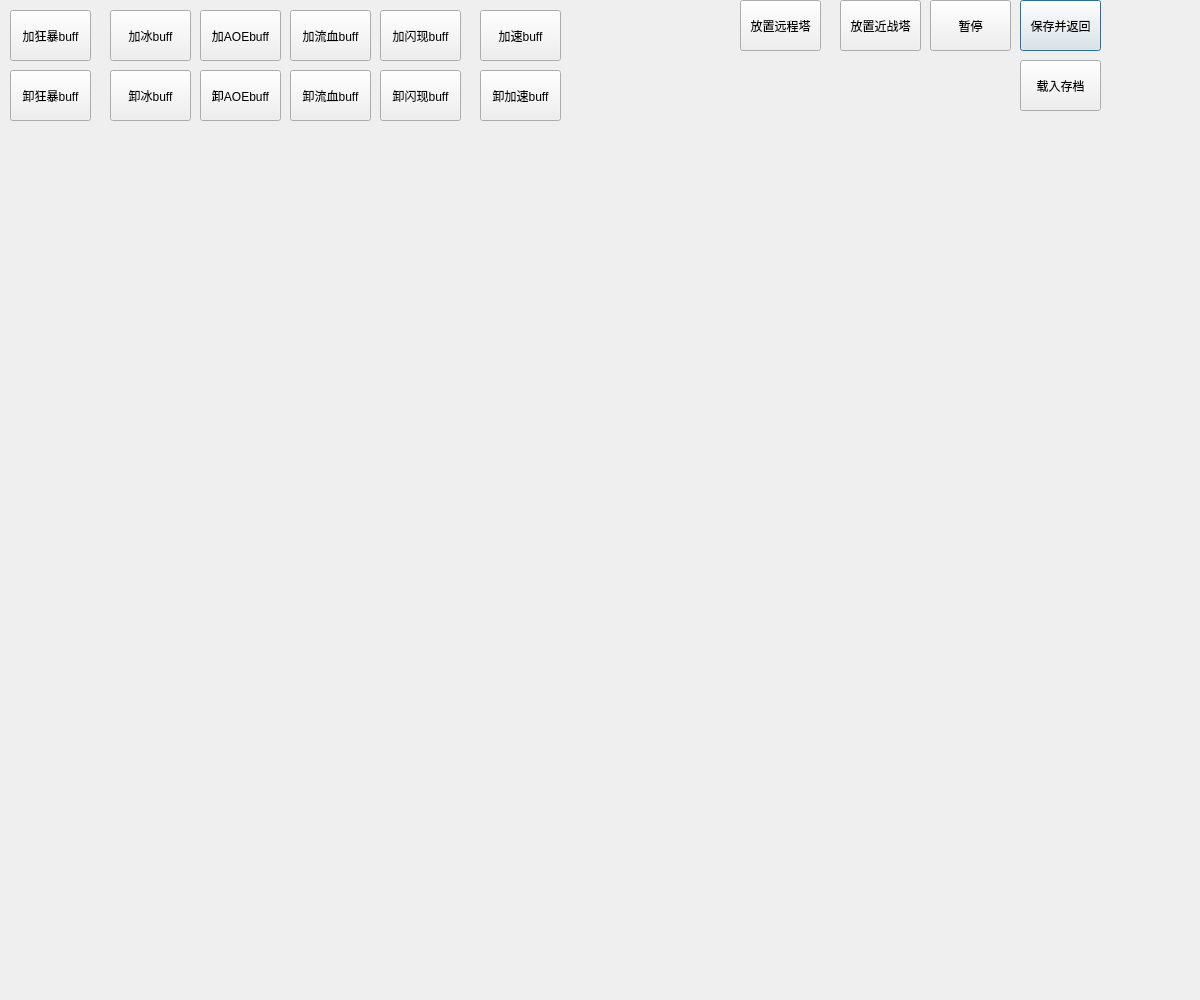
Above: forms/gamewindow.ui from Loganloxsins/Inner-TD-Tale before the change. Below: the same form after it.
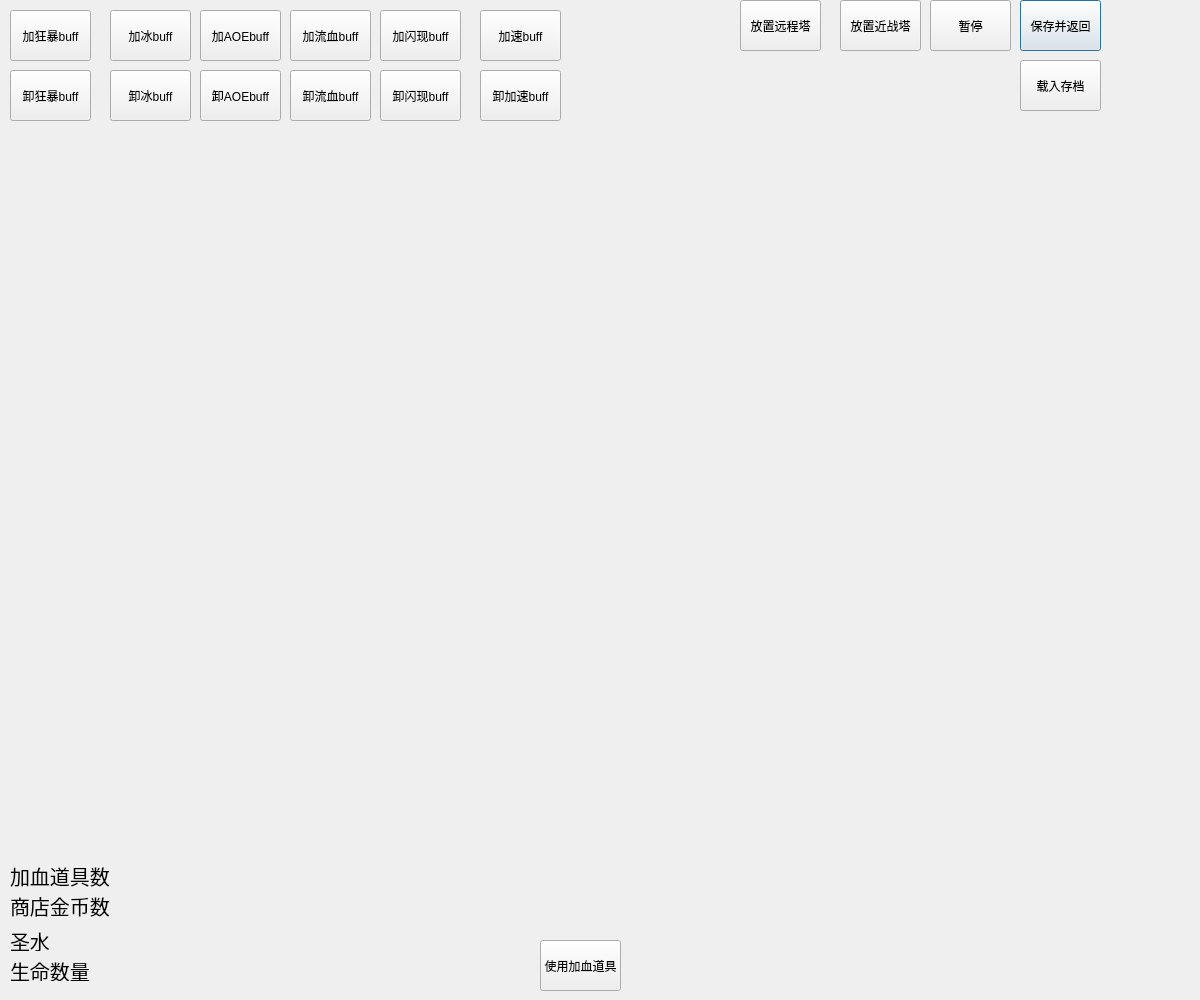
That is the form after the change.

Commit message: feat：商店道具功能，完结

What changed in the file:
```diff
--- a/forms/gamewindow.ui
+++ b/forms/gamewindow.ui
@@ -234,6 +234,91 @@
     <string>载入存档</string>
    </property>
   </widget>
+  <widget class="QLabel" name="label_Heart">
+   <property name="geometry">
+    <rect>
+     <x>10</x>
+     <y>960</y>
+     <width>111</width>
+     <height>21</height>
+    </rect>
+   </property>
+   <property name="font">
+    <font>
+     <pointsize>15</pointsize>
+    </font>
+   </property>
+   <property name="text">
+    <string>生命数量</string>
+   </property>
+  </widget>
+  <widget class="QLabel" name="label_HolyWater">
+   <property name="geometry">
+    <rect>
+     <x>10</x>
+     <y>930</y>
+     <width>161</width>
+     <height>21</height>
+    </rect>
+   </property>
+   <property name="font">
+    <font>
+     <pointsize>15</pointsize>
+    </font>
+   </property>
+   <property name="text">
+    <string>圣水</string>
+   </property>
+  </widget>
+  <widget class="QLabel" name="label_Coins">
+   <property name="geometry">
+    <rect>
+     <x>10</x>
+     <y>890</y>
+     <width>281</width>
+     <height>31</height>
+    </rect>
+   </property>
+   <property name="font">
+    <font>
+     <pointsize>15</pointsize>
+    </font>
+   </property>
+   <property name="text">
+    <string>商店金币数</string>
+   </property>
+  </widget>
+  <widget class="QLabel" name="label_Hpmedicine">
+   <property name="geometry">
+    <rect>
+     <x>10</x>
+     <y>860</y>
+     <width>341</width>
+     <height>31</height>
+    </rect>
+   </property>
+   <property name="font">
+    <font>
+     <pointsize>15</pointsize>
+    </font>
+   </property>
+   <property name="text">
+    <string>加血道具数</string>
+   </property>
+  </widget>
+  <widget class="QPushButton" name="pushButton_HpMedicine">
+   <property name="geometry">
+    <rect>
+     <x>540</x>
+     <y>940</y>
+     <width>81</width>
+     <height>51</height>
+    </rect>
+   </property>
+   <property name="text">
+    <string>使用加血道具</string>
+   </property>
+  </widget>
  </widget>
  <resources/>
  <connections/>
```
The commit also changes 18 other files.
